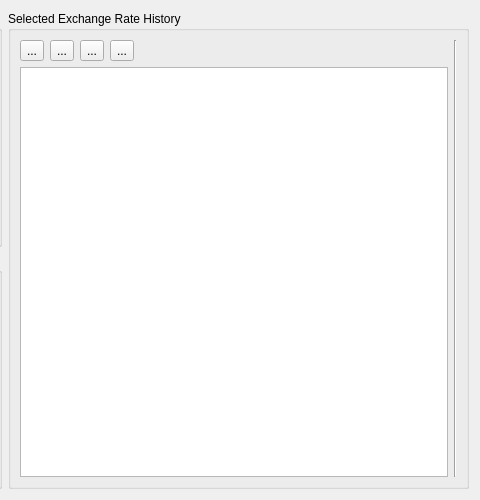
The window that src/views/ui_files/forms/currency_form.ui (JakubFranek/Kapytal) describes before a commit, drawn with Qt 5; both pictures show x 470 to 950 and y 0 to 500 of the 950 by 500 pixel window.
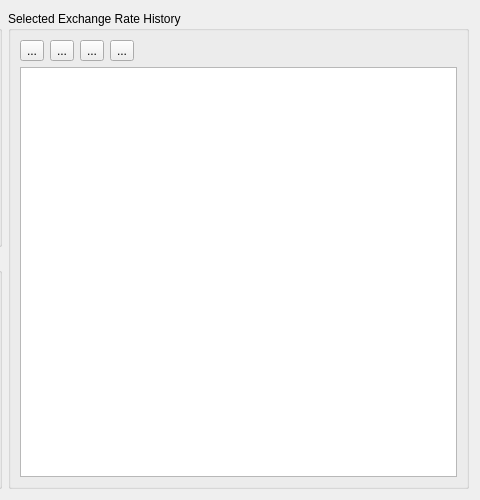
The same window after the commit.

Commit message:
Implement QtCharts in Security and Currency forms
Rename LineCallout to DateLineChartCallout.
Remove vertical lines from Currency and Security Form.
Improve DateLineChartView.
Add Security.price_decimals property.
Add decimals argument to ValueTableModel.load_data method.
Add src/views/colors.get_tab_widget_background method.

```diff
--- a/src/views/ui_files/forms/currency_form.ui
+++ b/src/views/ui_files/forms/currency_form.ui
@@ -166,7 +166,7 @@
      <property name="title">
       <string>Selected Exchange Rate History</string>
      </property>
-     <layout class="QHBoxLayout" name="exchangeRateHistoryGroupBoxHorizontalLayout" stretch="0,0">
+     <layout class="QHBoxLayout" name="exchangeRateHistoryGroupBoxHorizontalLayout" stretch="0">
       <item>
        <widget class="QWidget" name="exchangeRateHistoryTableWidget" native="true">
         <layout class="QVBoxLayout" name="verticalLayout_2">
@@ -259,13 +259,6 @@
         </layout>
        </widget>
       </item>
-      <item>
-       <widget class="Line" name="line">
-        <property name="orientation">
-         <enum>Qt::Vertical</enum>
-        </property>
-       </widget>
-      </item>
      </layout>
     </widget>
    </item>
```
The commit also changes 11 other files.
